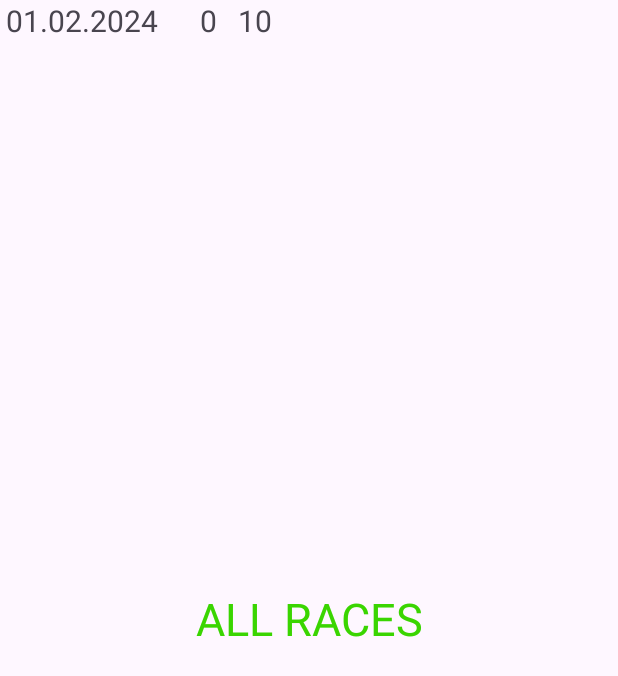
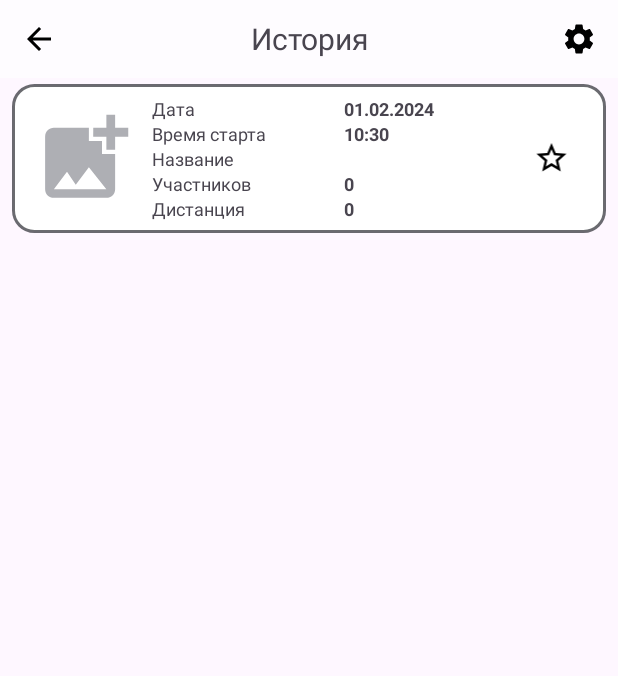
Before and after one commit to Jaroslav-89/StopwatchForCompetitions, an Android app: the AllRacesFragment screen opened through its navigation route, on a phone screen of 412 x 824 dp. Shown: the top 676 px of the screen. Run offline under Robolectric (Android 15) with nearby library versions, the phone set to English and light mode, and no system bars; our stand-ins replace Room's generated code.

Commit message:
добавил возможность сохранять результаты в формате xls добавил экран с историей прошедших событий

```diff
--- a/app/src/main/java/com/example/stopwatchforcompetitions/data/local_storage/SaveResultXls.kt
+++ b/app/src/main/java/com/example/stopwatchforcompetitions/data/local_storage/SaveResultXls.kt
@@ -11,6 +11,7 @@
 import com.example.stopwatchforcompetitions.data.db.entity.RaceEntity
 import com.example.stopwatchforcompetitions.domain.model.Athlete
 import com.example.stopwatchforcompetitions.util.Util
+import org.apache.poi.ss.formula.functions.Replace
 import org.apache.poi.xssf.usermodel.XSSFWorkbook
 import java.io.File
 import java.io.FileOutputStream
@@ -120,7 +121,7 @@
                 val contentValues = ContentValues().apply {
                     put(
                         MediaStore.MediaColumns.DISPLAY_NAME,
-                        "${Util.convertLongToDate(race.startTime)}:${Util.convertLongToTime(race.startTime)}.xls"
+                        "${Util.convertLongToDate(race.startTime)} ${Util.convertLongToTime(race.startTime)}.xls"
                     )
                     put(MediaStore.Downloads.MIME_TYPE, "application/vnd.ms-excel")
                     put(MediaStore.Downloads.RELATIVE_PATH, Environment.DIRECTORY_DOWNLOADS)
@@ -140,7 +141,7 @@
                     context.getExternalFilesDir(Environment.DIRECTORY_DOWNLOADS)
                 val file = File(
                     downloadsDirectory,
-                    "${Util.convertLongToDate(race.startTime)}:${Util.convertLongToTime(race.startTime)}.xls"
+                    "${Util.convertLongToDate(race.startTime)} ${Util.convertLongToTime(race.startTime)}.xls"
                 )
                 file.createNewFile()
 
@@ -156,7 +157,7 @@
                         )
                     }.xls", Context.MODE_APPEND
                 )
-                val outputStream = FileOutputStream(file)
+                val outputStream = FileOutputStream(file,true)
 
                 wb.write(outputStream)
                 outputStream.close()
--- a/app/src/main/java/com/example/stopwatchforcompetitions/ui/all_races/fragment/AllRacesFragment.kt
+++ b/app/src/main/java/com/example/stopwatchforcompetitions/ui/all_races/fragment/AllRacesFragment.kt
@@ -37,6 +37,8 @@
         super.onViewCreated(view, savedInstanceState)
 
         setAdapter()
+        viewModel.loadRaceHistory()
+        setClickListeners()
 
         viewModel.allRacesState.observe(viewLifecycleOwner) {
             renderRaceList(it)
@@ -47,6 +49,12 @@
         binding.allRacesRv.adapter = allRacesAdapter
     }
 
+    private fun setClickListeners() {
+        binding.backBtn.setOnClickListener {
+            findNavController().navigateUp()
+        }
+    }
+
     private fun renderRaceList(state: AllRaceState) {
         if (state is AllRaceState.Content) {
             allRacesAdapter.updateFastResultAdapter(state.raceList)
--- a/app/src/main/java/com/example/stopwatchforcompetitions/ui/all_races/fragment/adapter/AllRacesAdapter.kt
+++ b/app/src/main/java/com/example/stopwatchforcompetitions/ui/all_races/fragment/adapter/AllRacesAdapter.kt
@@ -3,9 +3,14 @@
 import android.view.LayoutInflater
 import android.view.ViewGroup
 import androidx.recyclerview.widget.RecyclerView
+import com.bumptech.glide.Glide
+import com.bumptech.glide.load.resource.bitmap.CenterCrop
+import com.bumptech.glide.load.resource.bitmap.RoundedCorners
+import com.example.stopwatchforcompetitions.R
 import com.example.stopwatchforcompetitions.databinding.RaceItemBinding
 import com.example.stopwatchforcompetitions.domain.model.Race
 import com.example.stopwatchforcompetitions.util.Util.convertLongToDate
+import com.example.stopwatchforcompetitions.util.Util.convertLongToTime
 
 class AllRacesAdapter(private val clickListener: RaceClickListener) :
     RecyclerView.Adapter<AllRacesViewHolder>() {
@@ -44,9 +49,21 @@
     fun bind(race: Race) {
         with(binding) {
             startDate.text = convertLongToDate(race.startTime)
+            startTime.text = convertLongToTime(race.startTime)
             raceName.text = race.name
             numberOfAthletes.text = race.athletes.size.toString()
             lapDistance.text = race.lapDistance.toString()
+
+            Glide.with(itemView)
+                .load(race.imgUrl)
+                .placeholder(R.drawable.img_competition_placeholder)
+                .transform(
+                    CenterCrop(),
+                    RoundedCorners(
+                        itemView.resources.getDimensionPixelSize(R.dimen.race_cover_corner_radius_all_race_fragment)
+                    ),
+                )
+                .into(raceImg)
         }
     }
 }
--- a/app/src/main/java/com/example/stopwatchforcompetitions/ui/all_races/view_model/AllRacesViewModel.kt
+++ b/app/src/main/java/com/example/stopwatchforcompetitions/ui/all_races/view_model/AllRacesViewModel.kt
@@ -14,7 +14,7 @@
     val allRacesState: LiveData<AllRaceState>
         get() = _allRacesState
 
-    init {
+    fun loadRaceHistory() {
         viewModelScope.launch {
             interactor.getAllRaces().collect() {
                 if (it.isEmpty()) {
--- a/app/src/main/java/com/example/stopwatchforcompetitions/ui/save_race/fragment/SaveRaceFragment.kt
+++ b/app/src/main/java/com/example/stopwatchforcompetitions/ui/save_race/fragment/SaveRaceFragment.kt
@@ -5,9 +5,11 @@
 import android.content.pm.PackageManager
 import android.os.Build
 import android.os.Bundle
+import android.os.Environment
 import android.view.LayoutInflater
 import android.view.View
 import android.view.ViewGroup
+import android.widget.Toast
 import androidx.core.content.ContextCompat
 import androidx.core.net.toUri
 import androidx.fragment.app.Fragment
@@ -24,6 +26,7 @@
 import com.example.stopwatchforcompetitions.util.Util
 import org.koin.androidx.viewmodel.ext.android.viewModel
 
+
 class SaveRaceFragment : Fragment() {
     private lateinit var binding: FragmentSaveRaceBinding
     private val args: SaveRaceFragmentArgs by navArgs()
@@ -33,37 +36,6 @@
     private val saveRaceAdapter = SaveRaceAdapter {
         viewModel.toggleLapDetail(it)
     }
-
-//    private val createDocumentResult =
-//        registerForActivityResult(ActivityResultContracts.CreateDocument()) {
-//            // тут мы обрабатываем результат запроса
-//            Toast.makeText(requireContext(), it.toString(), Toast.LENGTH_LONG).show()
-//            Log.d("xxx", it.toString())
-//
-//            try {
-////                val fis = FileInputStream(it.toString())
-////                val wb: Workbook = WorkbookFactory.create(fis)
-////                fis.close()
-////                val sheet = wb.createSheet("Sheet1")
-//
-//
-//                val wb = XSSFWorkbook()
-//                val sheet = wb.createSheet("Sheet1")
-//
-//                var row = sheet.createRow(0)
-//                var cell = row.createCell(0)
-//                cell.setCellValue("Дата старта:")
-//
-//                val file = File(it.toString())
-//                Log.d("xxx", file.toString())
-//                val fileOutputStream = FileOutputStream("/storage/emulated/0/Download/pricol.xls", true)
-//
-//                wb.write(fileOutputStream)
-//                fileOutputStream.close()
-//            } catch (e: Exception) {
-//
-//            }
-//        }
 
     override fun onCreateView(
         inflater: LayoutInflater,
@@ -78,9 +50,7 @@
         super.onViewCreated(view, savedInstanceState)
 
         viewModel.getRaceInfo(args.startRaceDataSaveRace)
-
         setSaveRaceAdapter()
-
         setClickListeners()
 
         viewModel.saveRacesState.observe(viewLifecycleOwner) {
@@ -96,10 +66,8 @@
         when (requestCode) {
             MY_PERMISSIONS_REQUEST_WRITE_EXTERNAL_STORAGE -> {
                 if (grantResults.isNotEmpty() && grantResults[0] == PackageManager.PERMISSION_GRANTED) {
-                    // Разрешение предоставлено
+                    showToast()
                     viewModel.saveResultInXls()
-                } else {
-                    // Разрешение не предоставлено
                 }
                 return
             }
@@ -144,6 +112,7 @@
 
         binding.saveXlsBtn.setOnClickListener {
             if (Build.VERSION.SDK_INT > 29) {
+                showToast()
                 viewModel.saveResultInXls()
             } else {
                 if (ContextCompat.checkSelfPermission(
@@ -156,7 +125,7 @@
                         MY_PERMISSIONS_REQUEST_WRITE_EXTERNAL_STORAGE
                     )
                 } else {
-                    //  createDocumentResult.launch("invoice.xls")
+                    showToast()
                     viewModel.saveResultInXls()
                 }
             }
@@ -181,8 +150,20 @@
         }
     }
 
+    private fun showToast() {
+        val msg = if (Build.VERSION.SDK_INT > 29) {
+            Environment.getExternalStoragePublicDirectory(Environment.DIRECTORY_DOWNLOADS)
+                .toString()
+        } else {
+            requireContext().getExternalFilesDir(Environment.DIRECTORY_DOWNLOADS).toString()
+        }
+        Toast.makeText(
+            requireContext(),
+            getString(R.string.save_msg) + msg, Toast.LENGTH_LONG
+        ).show()
+    }
+
     private fun setImgFromPlaceHolder(uri: String) {
-
         val newUri = uri.toUri()
         Glide.with(this)
             .load(newUri)
--- a/app/src/main/java/com/example/stopwatchforcompetitions/ui/stopwatch/view_model/StopwatchViewModel.kt
+++ b/app/src/main/java/com/example/stopwatchforcompetitions/ui/stopwatch/view_model/StopwatchViewModel.kt
@@ -102,11 +102,15 @@
     }
 
     private fun updateAthletesInformation(race: Race) {
-        viewModelScope.launch {
-            interactor.getAllAthletesInRace(race.startTime).collect() {
-                athletesListInCurrentRace = it
-                renderAthletesFastResult(athletesListInCurrentRace)
+        if (isStarted) {
+            viewModelScope.launch {
+                interactor.getAllAthletesInRace(race.startTime).collect() {
+                    athletesListInCurrentRace = it
+                    renderAthletesFastResult(athletesListInCurrentRace)
+                }
             }
+        } else {
+            renderAthletesFastResult(emptyList())
         }
     }
 
@@ -127,7 +131,7 @@
                     name = "",
                     description = "",
                     imgUrl = "",
-                    lapDistance = 10,
+                    lapDistance = 0,
                     athletes = emptyList<String>(),
                     isStarted = true
                 )
@@ -145,6 +149,7 @@
         isStarted = false
         renderAddAthleteNumberState()
         updateTimer()
+        updateAthletesInformation(currentRace)
     }
 
     fun changeTextViewFocus(newNumberOfTv: Int) {
--- /dev/null
+++ b/app/src/main/res/drawable/bg_race_item.xml
@@ -0,0 +1,9 @@
+<?xml version="1.0" encoding="utf-8"?>
+<shape xmlns:android="http://schemas.android.com/apk/res/android"
+    android:shape="rectangle">
+
+    <solid android:color="@color/white" />
+    <stroke android:color="@color/bg_add_competition_in_favorite" android:width="2dp"/>
+    <corners android:radius="14dp" />
+
+</shape>
--- /dev/null
+++ b/app/src/main/res/drawable/ic_settings_24.xml
@@ -0,0 +1,10 @@
+<vector xmlns:android="http://schemas.android.com/apk/res/android"
+    android:width="24dp"
+    android:height="24dp"
+    android:tint="#000000"
+    android:viewportWidth="24"
+    android:viewportHeight="24">
+    <path
+        android:fillColor="@android:color/white"
+        android:pathData="M19.14,12.94c0.04,-0.3 0.06,-0.61 0.06,-0.94c0,-0.32 -0.02,-0.64 -0.07,-0.94l2.03,-1.58c0.18,-0.14 0.23,-0.41 0.12,-0.61l-1.92,-3.32c-0.12,-0.22 -0.37,-0.29 -0.59,-0.22l-2.39,0.96c-0.5,-0.38 -1.03,-0.7 -1.62,-0.94L14.4,2.81c-0.04,-0.24 -0.24,-0.41 -0.48,-0.41h-3.84c-0.24,0 -0.43,0.17 -0.47,0.41L9.25,5.35C8.66,5.59 8.12,5.92 7.63,6.29L5.24,5.33c-0.22,-0.08 -0.47,0 -0.59,0.22L2.74,8.87C2.62,9.08 2.66,9.34 2.86,9.48l2.03,1.58C4.84,11.36 4.8,11.69 4.8,12s0.02,0.64 0.07,0.94l-2.03,1.58c-0.18,0.14 -0.23,0.41 -0.12,0.61l1.92,3.32c0.12,0.22 0.37,0.29 0.59,0.22l2.39,-0.96c0.5,0.38 1.03,0.7 1.62,0.94l0.36,2.54c0.05,0.24 0.24,0.41 0.48,0.41h3.84c0.24,0 0.44,-0.17 0.47,-0.41l0.36,-2.54c0.59,-0.24 1.13,-0.56 1.62,-0.94l2.39,0.96c0.22,0.08 0.47,0 0.59,-0.22l1.92,-3.32c0.12,-0.22 0.07,-0.47 -0.12,-0.61L19.14,12.94zM12,15.6c-1.98,0 -3.6,-1.62 -3.6,-3.6s1.62,-3.6 3.6,-3.6s3.6,1.62 3.6,3.6S13.98,15.6 12,15.6z" />
+</vector>
--- a/app/src/main/res/layout/fragment_all_races.xml
+++ b/app/src/main/res/layout/fragment_all_races.xml
@@ -6,22 +6,49 @@
     android:layout_height="match_parent"
     tools:context=".ui.all_races.fragment.AllRacesFragment">
 
-    <TextView
-        android:layout_width="wrap_content"
+    <LinearLayout
+        android:id="@+id/headerGroup"
+        android:layout_width="match_parent"
         android:layout_height="wrap_content"
-        android:text="ALL RACES"
-        android:textColor="@color/green"
-        android:textSize="30sp"
-        app:layout_constraintBottom_toBottomOf="parent"
+        android:background="@color/bg_header_edit_race"
+        android:gravity="center"
+        android:orientation="horizontal"
         app:layout_constraintEnd_toEndOf="parent"
         app:layout_constraintStart_toStartOf="parent"
-        app:layout_constraintTop_toTopOf="parent" />
+        app:layout_constraintTop_toTopOf="parent">
+
+        <ImageView
+            android:id="@+id/backBtn"
+            android:layout_width="wrap_content"
+            android:layout_height="wrap_content"
+            android:padding="18dp"
+            android:src="@drawable/ic_back" />
+
+        <TextView
+            android:id="@+id/headingProductTv"
+            android:layout_width="wrap_content"
+            android:layout_height="wrap_content"
+            android:layout_weight="1"
+            android:gravity="center"
+            android:text="@string/race_history_heading"
+            android:textSize="20sp" />
+
+        <ImageView
+            android:id="@+id/editBtn"
+            android:layout_width="wrap_content"
+            android:layout_height="wrap_content"
+            android:padding="14dp"
+            android:src="@drawable/ic_settings_24" />
+
+    </LinearLayout>
 
     <androidx.recyclerview.widget.RecyclerView
         android:id="@+id/allRacesRv"
         android:layout_width="match_parent"
-        android:layout_height="match_parent"
+        android:layout_height="0dp"
         app:layoutManager="androidx.recyclerview.widget.LinearLayoutManager"
-        tools:listitem="@layout/race_item" />
+        app:layout_constraintTop_toBottomOf="@+id/headerGroup"
+        app:layout_constraintBottom_toBottomOf="parent"
+        tools:listitem="@layout/old_race_item" />
 
 </androidx.constraintlayout.widget.ConstraintLayout>
--- /dev/null
+++ b/app/src/main/res/layout/old_race_item.xml
@@ -0,0 +1,48 @@
+<?xml version="1.0" encoding="utf-8"?>
+<androidx.constraintlayout.widget.ConstraintLayout xmlns:android="http://schemas.android.com/apk/res/android"
+    xmlns:app="http://schemas.android.com/apk/res-auto"
+    xmlns:tools="http://schemas.android.com/tools"
+    android:layout_width="match_parent"
+    android:layout_height="wrap_content">
+
+    <TextView
+        android:id="@+id/startDate"
+        android:layout_width="wrap_content"
+        android:layout_height="wrap_content"
+        android:layout_marginStart="4dp"
+        android:textSize="20sp"
+        app:layout_constraintStart_toStartOf="parent"
+        app:layout_constraintTop_toTopOf="parent"
+        tools:text="date" />
+
+    <TextView
+        android:id="@+id/raceName"
+        android:layout_width="wrap_content"
+        android:layout_height="wrap_content"
+        android:layout_marginStart="14dp"
+        android:textSize="20sp"
+        app:layout_constraintStart_toEndOf="@+id/startDate"
+        app:layout_constraintTop_toTopOf="parent"
+        tools:text="raceName" />
+
+    <TextView
+        android:id="@+id/numberOfAthletes"
+        android:layout_width="wrap_content"
+        android:layout_height="wrap_content"
+        android:layout_marginStart="14dp"
+        android:textSize="20sp"
+        app:layout_constraintStart_toEndOf="@+id/raceName"
+        app:layout_constraintTop_toTopOf="parent"
+        tools:text="numberOfAthletes" />
+
+    <TextView
+        android:id="@+id/lapDistance"
+        android:layout_width="wrap_content"
+        android:layout_height="wrap_content"
+        android:layout_marginStart="14dp"
+        android:textSize="20sp"
+        app:layout_constraintStart_toEndOf="@+id/numberOfAthletes"
+        app:layout_constraintTop_toTopOf="parent"
+        tools:text="lapDistance" />
+
+</androidx.constraintlayout.widget.ConstraintLayout>
--- a/app/src/main/res/layout/race_item.xml
+++ b/app/src/main/res/layout/race_item.xml
@@ -1,48 +1,117 @@
 <?xml version="1.0" encoding="utf-8"?>
-<androidx.constraintlayout.widget.ConstraintLayout xmlns:android="http://schemas.android.com/apk/res/android"
-    xmlns:app="http://schemas.android.com/apk/res-auto"
-    xmlns:tools="http://schemas.android.com/tools"
+<LinearLayout xmlns:android="http://schemas.android.com/apk/res/android"
     android:layout_width="match_parent"
-    android:layout_height="wrap_content">
+    android:layout_height="wrap_content"
+    android:layout_marginHorizontal="8dp"
+    android:layout_marginVertical="4dp"
+    android:background="@drawable/bg_race_item"
+    android:elevation="4dp"
+    android:orientation="horizontal">
+
+    <ImageView
+        android:id="@+id/raceImg"
+        android:layout_width="70dp"
+        android:layout_height="70dp"
+        android:layout_gravity="center_vertical"
+        android:layout_marginVertical="8dp"
+        android:layout_marginStart="13dp"
+        android:backgroundTint="?attr/colorPrimary"
+        android:scaleType="fitCenter"
+        android:src="@drawable/img_competition_placeholder" />
+
+    <LinearLayout
+        android:layout_width="wrap_content"
+        android:layout_height="wrap_content"
+        android:layout_gravity="center_vertical"
+        android:layout_marginStart="10dp"
+        android:layout_weight="5"
+        android:orientation="vertical"
+        android:paddingVertical="8dp">
+
+        <TextView
+            android:layout_width="wrap_content"
+            android:layout_height="wrap_content"
+            android:text="@string/start_data_tv"
+            android:textSize="12sp" />
+
+        <TextView
+            android:layout_width="wrap_content"
+            android:layout_height="wrap_content"
+            android:text="@string/start_time_tv"
+            android:textSize="12sp" />
+
+        <TextView
+            android:layout_width="wrap_content"
+            android:layout_height="wrap_content"
+            android:text="@string/race_name_tv"
+            android:textSize="12sp" />
+
+        <TextView
+            android:layout_width="wrap_content"
+            android:layout_height="wrap_content"
+            android:text="@string/athletes_in_race_tv"
+            android:textSize="12sp" />
+
+        <TextView
+            android:layout_width="wrap_content"
+            android:layout_height="wrap_content"
+            android:text="@string/distance_tv"
+            android:textSize="12sp" />
+
+    </LinearLayout>
+
+    <LinearLayout
+        android:layout_width="wrap_content"
+        android:layout_height="wrap_content"
+        android:layout_gravity="center_vertical"
+        android:layout_marginStart="10dp"
+        android:layout_weight="5"
+        android:orientation="vertical"
+        android:paddingVertical="8dp">
 
         <TextView
             android:id="@+id/startDate"
             android:layout_width="wrap_content"
             android:layout_height="wrap_content"
-        android:layout_marginStart="4dp"
-        android:textSize="20sp"
-        app:layout_constraintStart_toStartOf="parent"
-        app:layout_constraintTop_toTopOf="parent"
-        tools:text="date" />
+            android:textSize="12sp"
+            android:textStyle="bold" />
+
+        <TextView
+            android:id="@+id/startTime"
+            android:layout_width="wrap_content"
+            android:layout_height="wrap_content"
+            android:textSize="12sp"
+            android:textStyle="bold" />
 
         <TextView
             android:id="@+id/raceName"
             android:layout_width="wrap_content"
             android:layout_height="wrap_content"
-        android:layout_marginStart="14dp"
-        android:textSize="20sp"
-        app:layout_constraintStart_toEndOf="@+id/startDate"
-        app:layout_constraintTop_toTopOf="parent"
-        tools:text="raceName" />
+            android:textSize="12sp"
+            android:textStyle="bold" />
 
         <TextView
             android:id="@+id/numberOfAthletes"
             android:layout_width="wrap_content"
             android:layout_height="wrap_content"
-        android:layout_marginStart="14dp"
-        android:textSize="20sp"
-        app:layout_constraintStart_toEndOf="@+id/raceName"
-        app:layout_constraintTop_toTopOf="parent"
-        tools:text="numberOfAthletes" />
+            android:textSize="12sp"
+            android:textStyle="bold" />
 
         <TextView
             android:id="@+id/lapDistance"
             android:layout_width="wrap_content"
             android:layout_height="wrap_content"
-        android:layout_marginStart="14dp"
-        android:textSize="20sp"
-        app:layout_constraintStart_toEndOf="@+id/numberOfAthletes"
-        app:layout_constraintTop_toTopOf="parent"
-        tools:text="lapDistance" />
+            android:textSize="12sp"
+            android:textStyle="bold" />
 
-</androidx.constraintlayout.widget.ConstraintLayout>
+    </LinearLayout>
+
+    <ImageView
+        android:layout_width="wrap_content"
+        android:layout_height="wrap_content"
+        android:layout_gravity="center"
+        android:layout_margin="20dp"
+        android:layout_weight="1"
+        android:src="@drawable/ic_inactive_favorite" />
+
+</LinearLayout>
--- a/app/src/main/res/values/dimens.xml
+++ b/app/src/main/res/values/dimens.xml
@@ -1,4 +1,5 @@
 <?xml version="1.0" encoding="utf-8"?>
 <resources>
     <dimen name="corner_radius">16dp</dimen>
+    <dimen name="race_cover_corner_radius_all_race_fragment">6dp</dimen>
 </resources>
--- a/app/src/main/res/values/strings.xml
+++ b/app/src/main/res/values/strings.xml
@@ -25,6 +25,7 @@
     <string name="number_of_athletes">Количество\nучастников</string>
     <string name="save_race_xls">Сохранить\nв формате .xls</string>
     <string name="race_result">Результаты</string>
+    <string name="save_msg">Файл скачан в папку:</string>
     <string name="xls">xls</string>
     <!--    alert_dialog_message-->
     <string name="title_save">Сохранение</string>
@@ -36,4 +37,11 @@
     <string name="message_delete_img">Удалить обложку события?</string>
     <string name="answer_positive">Да</string>
     <string name="answer_negative">Нет</string>
+    <!--    menu-->
+    <string name="race_history_heading">История</string>
+    <string name="start_data_tv">Дата</string>
+    <string name="start_time_tv">Время старта</string>
+    <string name="race_name_tv">Название</string>
+    <string name="athletes_in_race_tv">Участников</string>
+    <string name="distance_tv">Дистанция</string>
 </resources>
```
Also changed, not shown: app/src/main/AndroidManifest.xml (+4 -3 lines), 1 other file. Lines whose indentation alone changed are shown as unchanged.
